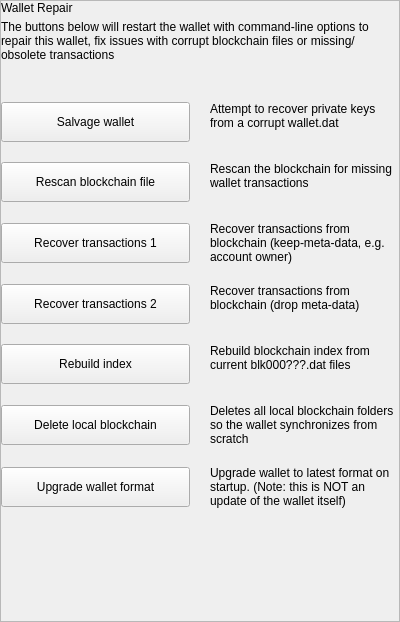
QRAX-LABS/QRAX, file src/qt/qrax/settings/forms/settingswalletrepairwidget.ui: the form before one commit.
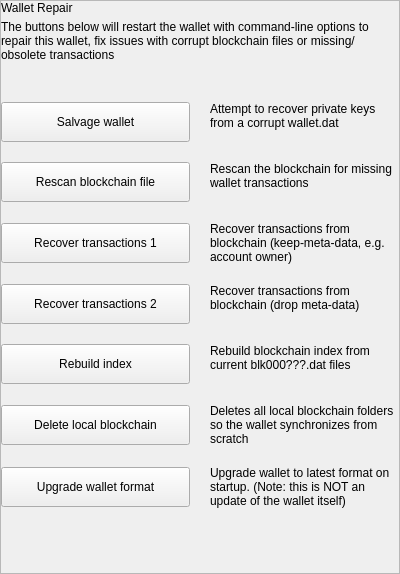
The form after the commit.

```diff
--- a/src/qt/qrax/settings/forms/settingswalletrepairwidget.ui
+++ b/src/qt/qrax/settings/forms/settingswalletrepairwidget.ui
@@ -7,7 +7,7 @@
     <x>0</x>
     <y>0</y>
     <width>400</width>
-    <height>622</height>
+    <height>574</height>
    </rect>
   </property>
   <property name="windowTitle">
@@ -67,7 +67,7 @@
            <x>0</x>
            <y>0</y>
            <width>398</width>
-           <height>620</height>
+           <height>572</height>
           </rect>
          </property>
          <property name="autoFillBackground">
```
